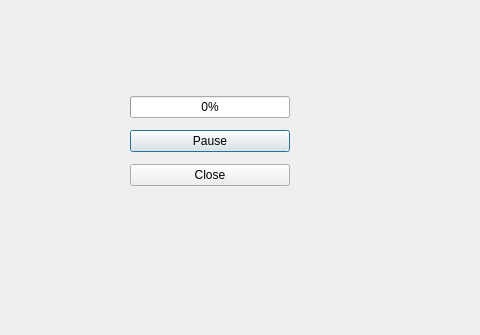
First picture: the form in dialogresultgrid.ui, repository phanmduong/Cellular-Automaton-Simulator, before the edit; both pictures show x 0 to 480 and y 0 to 335 of the 647 by 492 pixel window.
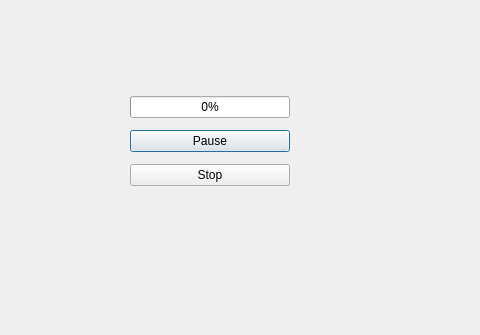
Second picture: the form after the edit.

Diff of the .ui file:
```diff
--- a/dialogresultgrid.ui
+++ b/dialogresultgrid.ui
@@ -46,7 +46,7 @@
     <item>
      <widget class="QPushButton" name="closeButton">
       <property name="text">
-       <string>Close</string>
+       <string>Stop</string>
       </property>
      </widget>
     </item>
```
